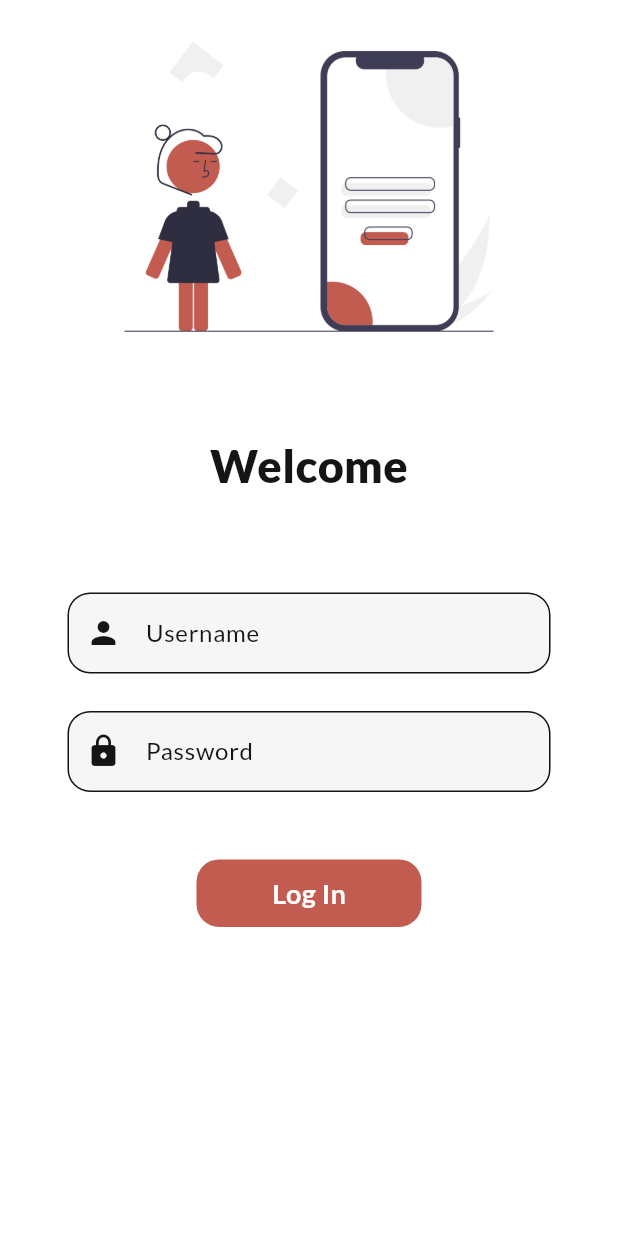
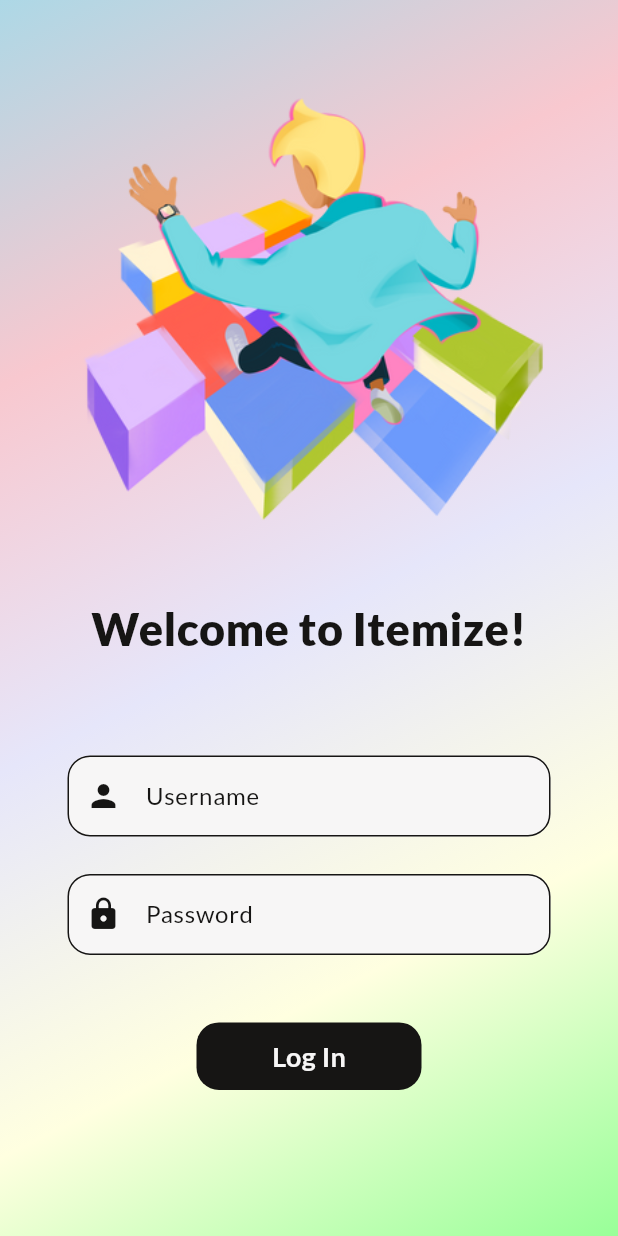
Before and after one commit to amnayakub/Catalog-App, a Flutter app: the LoginPage screen opened by its route, on a phone screen of 412 x 824 dp. Run offline on Flutter 3.47's test engine with Material 3 defaults, Android fonts, the phone set to English and light mode, and no system bars; our stand-ins replace google_fonts.

```diff
--- a/lib/main.dart
+++ b/lib/main.dart
@@ -23,7 +23,7 @@ class MyApp extends StatelessWidget {
       darkTheme: ThemeData(
         brightness: Brightness.dark,
       ),
-      initialRoute: "/",
+      initialRoute: MyRoutes.homeRoute,
       routes : {
         "/" : (context) => const LoginPage(),
         MyRoutes.homeRoute : (context) => const HomePage(),
--- a/lib/pages/home_page.dart
+++ b/lib/pages/home_page.dart
@@ -1,4 +1,5 @@
 import 'package:flutter/material.dart';
+import 'package:flutter_catalog/widgets/drawer.dart';
 
 class HomePage extends StatelessWidget {
   const HomePage({super.key});
@@ -14,9 +15,7 @@ class HomePage extends StatelessWidget {
         ),
         backgroundColor: Colors.blueGrey,
       ),
-      drawer: const Drawer(
-
-      ),
+      drawer: const MyDrawer(),
       body: const Center(
           child: Text(
             'Hello World!!!!',
--- a/lib/pages/login_page.dart
+++ b/lib/pages/login_page.dart
@@ -13,26 +13,59 @@ class _LoginPageState extends State<LoginPage> {
   String name = "";
   bool changeButton = false;
 
+  final _formKey = GlobalKey<FormState>();
+
+  moveToHomePage(BuildContext context) async {
+    if(_formKey.currentState?.validate() ?? false) {
+      setState(() {
+        changeButton = true;
+      });
+      await Future.delayed( const Duration(seconds: 1));
+      await Navigator.pushNamed(context, MyRoutes.homeRoute);
+      setState(() {
+        changeButton = false;
+      });
+    }
+  }
+
   @override
   Widget build(BuildContext context) {
     return Material(
-      color: Colors.white,
+      child: Container(
+        decoration: const BoxDecoration(
+          gradient: LinearGradient(
+            colors: [
+              Color(0xFFADD8E6), // Light Blue
+              Color.fromARGB(255, 248, 200, 207), // Pastel Pink
+              Color(0xFFE6E6FA), // Lavender
+              Color(0xFFFFFFE0), // Bright Yellow
+              Color(0xFF98FF98), // Mint Green
+            ],
+            begin: Alignment.topLeft,
+            end: Alignment.bottomRight,
+          ),
+        ),
         child: Center(
           child: SingleChildScrollView(
+            child: Form(
+              key: _formKey,
               child: Column(
                 children: [
                   Padding(
-                padding: const EdgeInsets.only(bottom: 40),
+                    padding: const EdgeInsets.only(top: 43),
                       child: Image.asset(
                         "assets/images/login_image.png",
                         width: MediaQuery.of(context).size.width * 0.8,
                         fit: BoxFit.contain,
                       ),
                   ),
-              Text(
-                'Welcome $name',
+                  const SizedBox(
+                    height: 25,
+                  ),
+                  const Text(
+                    'Welcome to Itemize!',
                     textAlign: TextAlign.center,
-                style: const TextStyle(
+                    style: TextStyle(
                       color: Color(0xFF161514),
                       fontWeight: FontWeight.w900,
                       fontSize: 30,
@@ -46,6 +79,12 @@ class _LoginPageState extends State<LoginPage> {
                     child: Column(
                       children: [
                         TextFormField(
+                          validator: (value) {
+                            if(value?.isEmpty ?? true) {
+                              return "Username can not be empty!";
+                            }
+                            return null;
+                          },
                           decoration: InputDecoration(
                             labelText: "Username",
                             hintText: "Enter username",
@@ -69,9 +108,6 @@ class _LoginPageState extends State<LoginPage> {
                           ),
                           onChanged: (value) {
                             name = value;
-                        setState(() {
-
-                        });
                           },
                         ),
                         const SizedBox(
@@ -79,6 +115,14 @@ class _LoginPageState extends State<LoginPage> {
                         ),
                         TextFormField(
                           obscureText: true,
+                          validator: (value) {
+                            if(value?.isEmpty ?? true) {
+                              return "Password can not be empty!";
+                            } else if ((value?.length ?? 0) < 6) {
+                              return "Password must be at least 6 characters long!";
+                            }
+                            return null;
+                          },
                           decoration: InputDecoration(
                             labelText: "Password",
                             hintText: "Enter password",
@@ -103,53 +147,27 @@ class _LoginPageState extends State<LoginPage> {
                         const SizedBox(
                           height: 45,
                         ),
-                    InkWell(
-                      onTap: () async {
-                        setState(() {
-                          changeButton = true;
-                        });
-                        await Future.delayed( const Duration(seconds: 1));
-                        Navigator.pushNamed(context, MyRoutes.homeRoute);
-                      },
+                        Material(
+                          borderRadius: BorderRadius.circular(changeButton ? 50 : 15),
+                          color : const Color(0xFF161514),
+                          child: InkWell(
+                            onTap: () async => moveToHomePage(context),
                             child: AnimatedContainer(
                               duration: const Duration(seconds: 1),
                               width: changeButton ? 50 : 150,
                               height:  changeButton ? 49 : 45,
                               alignment: Alignment.center,
-                        decoration: BoxDecoration(
-                          color: const Color(0xFFC25C50),
-                          borderRadius: BorderRadius.circular(changeButton ? 50 : 15),
-                        ),
-                        child: changeButton ? const Icon(Icons.done, color: Colors.white,) : const Text(
+                              child: changeButton ? const Icon(Icons.done, color: Color.fromARGB(255, 247, 246, 246),) : const Text(
                                 'Log In',
                                 style: TextStyle(
                                   fontSize: 18,
                                   fontWeight: FontWeight.bold,
-                            color: Colors.white,
+                                  color: Color.fromARGB(255, 247, 246, 246),
                                 ),
                               ),
                             ),
                           ),
-                    // ElevatedButton(
-                    //   style: TextButton.styleFrom(
-                    //     foregroundColor: Colors.white,
-                    //     backgroundColor: const Color(0xFFC25C50),
-                    //     padding: const EdgeInsets.symmetric(horizontal: 40, vertical: 10),
-                    //     shape: RoundedRectangleBorder(
-                    //       borderRadius: BorderRadius.circular(15.0),
-                    //     ),
-                    //   ),
-                    //   onPressed: () {
-                    //     Navigator.pushNamed(context, MyRoutes.homeRoute);
-                    //   },
-                    //   child: const Text(
-                    //     'Log In',
-                    //     style: TextStyle(
-                    //       fontSize: 17,
-                    //       fontWeight: FontWeight.bold,
-                    //     ),
-                    //   ),
-                    // ),
+                        ),
                         const SizedBox(
                           height: 200,
                         ),
@@ -159,6 +177,8 @@ class _LoginPageState extends State<LoginPage> {
                 ],
               ),
             ),
+          ),
+        ),
       )
     );
   }
```
Also changed, not shown: lib/widgets/drawer.dart (added, +24 -0 lines), assets/images/login_image.png. Lines whose indentation alone changed are shown as unchanged.
